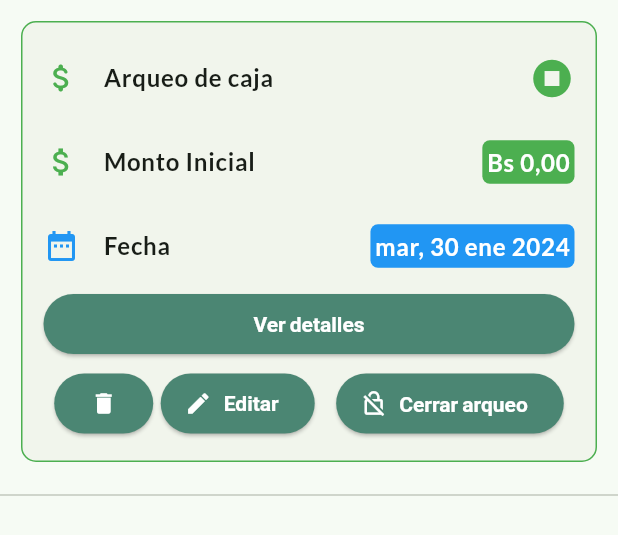
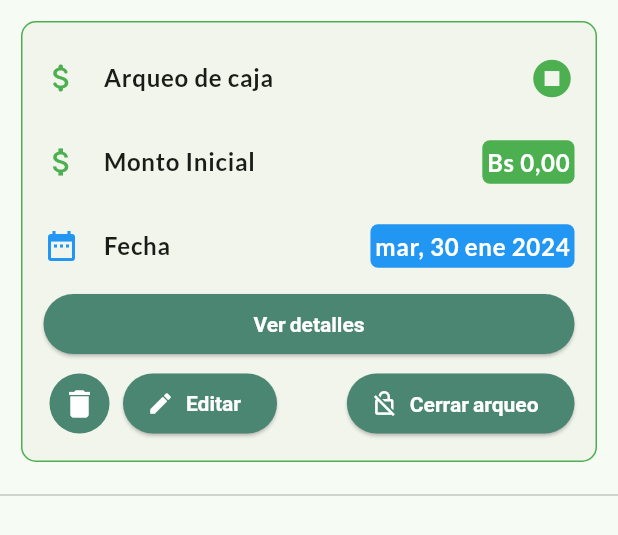
Before and after one commit to Jose20025/arqueo_ahsc, a Flutter app: the DayCashCountCard widget shown alone on an empty page, opened directly with empty values, on a phone screen of 412 x 824 dp. Shown: the top 535 px of the screen. Run offline on Flutter 3.47's test engine with Material 3 defaults, Android fonts, the phone set to English and light mode, and no system bars; our stand-ins replace google_fonts, shared_preferences; accounts and stored records are empty.

Commit message:
Update day_cash_count_card and delete_cash_count_button

```diff
--- a/lib/app/widgets/dayCashCounts/day_cash_count_card.dart
+++ b/lib/app/widgets/dayCashCounts/day_cash_count_card.dart
@@ -127,7 +127,7 @@ class DayCashCountCard extends StatelessWidget {
                   ),
                   const SizedBox(height: 5),
                   Row(
-                    mainAxisAlignment: MainAxisAlignment.spaceAround,
+                    mainAxisAlignment: MainAxisAlignment.spaceBetween,
                     children: [
                       Row(
                         children: [
--- a/lib/app/widgets/dayCashCounts/delete_cash_count_button.dart
+++ b/lib/app/widgets/dayCashCounts/delete_cash_count_button.dart
@@ -1,3 +1,4 @@
+import 'package:arqueo_ahsc/app/config/theme.dart';
 import 'package:arqueo_ahsc/app/models/day_cash_count.dart';
 import 'package:arqueo_ahsc/app/providers/day_cash_counts_provider.dart';
 import 'package:arqueo_ahsc/app/widgets/public/confirmation_dialog.dart';
@@ -5,17 +6,18 @@ import 'package:flutter/material.dart';
 import 'package:provider/provider.dart';
 
 class DeleteCashCountButton extends StatelessWidget {
-  const DeleteCashCountButton(this.dayCashCount, {super.key});
+  DeleteCashCountButton(this.dayCashCount, {super.key});
 
   final DayCashCount dayCashCount;
 
-  final buttonStyle = const ButtonStyle(
-      // backgroundColor: MaterialStateProperty.all(Colors.red),
-      );
+  final buttonStyle = ButtonStyle(
+    backgroundColor: MaterialStateProperty.all(ThemeConfig.secondaryColor),
+    iconColor: const MaterialStatePropertyAll(Colors.white),
+  );
 
   @override
   Widget build(BuildContext context) {
-    return FilledButton(
+    return IconButton.filled(
       style: buttonStyle,
       onPressed: () {
         showDialog(
@@ -30,7 +32,7 @@ class DeleteCashCountButton extends StatelessWidget {
           ),
         );
       },
-      child: const Icon(Icons.delete),
+      icon: const Icon(Icons.delete),
     );
   }
 }
```
